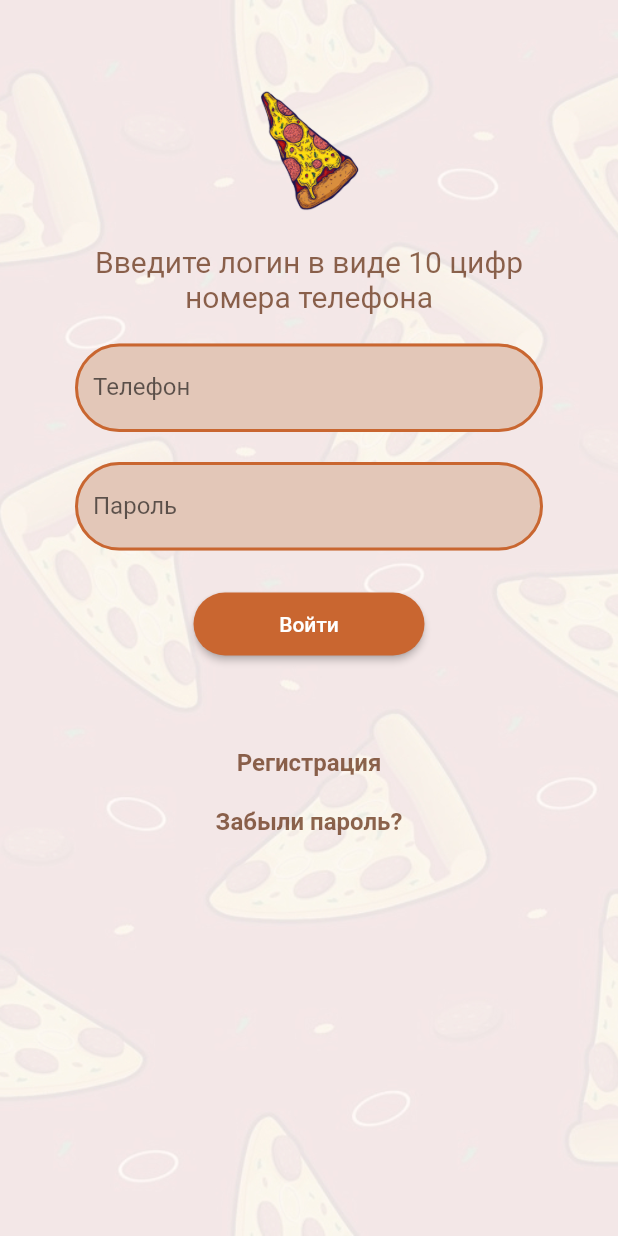
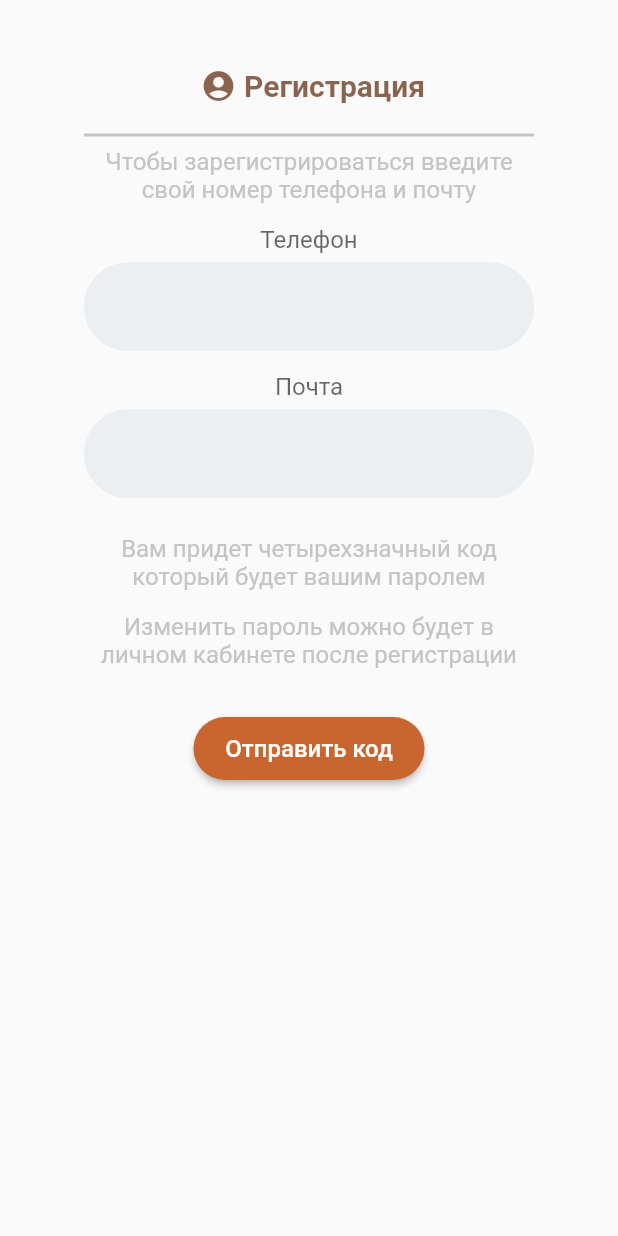
Before and after one commit to 1bemo/auth_page1, a Flutter app: the screen it shows after launch, on a phone screen of 412 x 824 dp. Run offline on Flutter 3.47's test engine with Material 2 defaults, Android fonts, the phone set to English and light mode, and no system bars.

Commit message:
Добавлена страница Регистрации. Переименован в main.dart класс в AuthPage Подправлен тест.дарт с названиями

```diff
--- a/lib/main.dart
+++ b/lib/main.dart
@@ -1,11 +1,12 @@
+import 'registration_page.dart';
 import 'package:flutter/material.dart';
 
 void main() {
-  runApp(const MyApp());
+  runApp(const RegistrationPage());
 }
 
-class MyApp extends StatelessWidget {
-  const MyApp({Key? key}) : super(key: key);
+class AuthPage extends StatelessWidget {
+  const AuthPage({Key? key}) : super(key: key);
 
   @override
   Widget build(BuildContext context) {
--- /dev/null
+++ b/lib/registration_page.dart
@@ -0,0 +1,148 @@
+import 'package:flutter/material.dart';
+
+class RegistrationPage extends StatelessWidget {
+  const RegistrationPage({Key? key}) : super(key: key);
+
+  @override
+  Widget build(BuildContext context) {
+
+    const _borderStyle = OutlineInputBorder(
+        borderRadius: BorderRadius.all(Radius.circular(36)),
+        borderSide: BorderSide(
+          width: 1,
+          color: Color(0xFFeceff1),
+        )
+    );
+
+    return MaterialApp(
+      home: Scaffold(
+        body: Center(
+          child: SizedBox(
+            width: 300,
+            child: Column(
+              children: [
+
+                //Регистрация
+                Container(
+                  padding: const EdgeInsets.only(top: 40),
+                  child: Row(
+                    mainAxisAlignment: MainAxisAlignment.center,
+                    children:   [
+                      Container(
+                        padding: const EdgeInsets.all(5),
+                        child: const Icon(
+                          Icons.account_circle_rounded,color: Color.fromRGBO(92, 37, 7, 0.7),
+                        ),
+                      ),
+                      const Text(
+                        'Регистрация',
+                        style: TextStyle(fontWeight: FontWeight.bold, fontSize: 20, color: Color.fromRGBO(92, 37, 7, 0.7)),
+                      ),
+                    ],
+                  ),
+                ),
+
+                //Серая полоса
+                Container(
+                  margin: const EdgeInsets.only(top: 15, bottom: 7),
+                  height: 2,
+                  color: const Color(0xFFc4c4c4),
+                ),
+
+                //Текст подсказка
+                const Text(
+                  'Чтобы зарегистрироваться введите свой номер телефона и почту',
+                  textAlign: TextAlign.center,
+                  style: TextStyle(
+                    color: Color(0xFFc4c4c4),
+                    fontSize: 16,
+                  ),
+                ),
+
+                //Текст телефон
+                Container(
+                  margin: const EdgeInsets.only(top: 14, bottom: 6),
+                  child:
+                    const Text(
+                      'Телефон',
+                      style: TextStyle(fontSize: 16, color: Color.fromRGBO(0, 0, 0, 0.6)),
+                    ),
+                ),
+
+                //Ввод телефона
+                const TextField(
+                  keyboardType: TextInputType.phone,
+                  decoration: InputDecoration(
+                    filled: true,
+                    fillColor: Color(0xFFeceff1),
+                    enabledBorder: _borderStyle,
+                    focusedBorder: _borderStyle,
+                    prefix: Text('+7 '),
+                  ),
+                ),
+
+
+                //Текст почта
+                Container(
+                  margin: const EdgeInsets.only(top: 14, bottom: 6),
+                  child:
+                  const Text(
+                    'Почта',
+                    style: TextStyle(fontSize: 16, color: Color.fromRGBO(0, 0, 0, 0.6)),
+                  ),
+                ),
+
+                //Ввод почты
+                const TextField(
+                  keyboardType: TextInputType.emailAddress,
+                  decoration: InputDecoration(
+                      filled: true,
+                      fillColor: Color(0xFFeceff1),
+                      enabledBorder: _borderStyle,
+                      focusedBorder: _borderStyle,
+                  ),
+                ),
+
+                //подсказка 1
+                Container(
+                  margin: const EdgeInsets.only(top: 24, bottom: 14),
+                  child: const Text(
+                      'Вам придет четырехзначный код который будет вашим паролем',
+                      textAlign: TextAlign.center,
+                      style: TextStyle(fontSize: 16, color: Color(0xFFc4c4c4))
+                  ),
+                ),
+
+                //подсказка 2
+                Container(
+                  margin: const EdgeInsets.only(bottom: 32),
+                  child: const Text(
+                    'Изменить пароль можно будет в личном кабинете после регистрации',
+                    textAlign: TextAlign.center,
+                    style: TextStyle(fontSize: 16, color: Color(0xFFc4c4c4)),
+                  ),
+                ),
+
+                //Кнопка
+                SizedBox(
+                  width: 154,
+                  height: 42,
+                  child: ElevatedButton(
+                    onPressed: (){},
+                    child: const Text('Отправить код', style: TextStyle(fontSize: 16),),
+                    style: ElevatedButton.styleFrom(
+                      primary: const Color(0xFFc96630),
+                      shape: RoundedRectangleBorder(
+                        borderRadius: BorderRadius.circular(22),
+                      ),
+                    ),
+                  ),
+                ),
+              ],
+            ),
+          ),
+        ),
+      ),
+    );
+  }
+}
```
Also changed, not shown: 1 other file.
